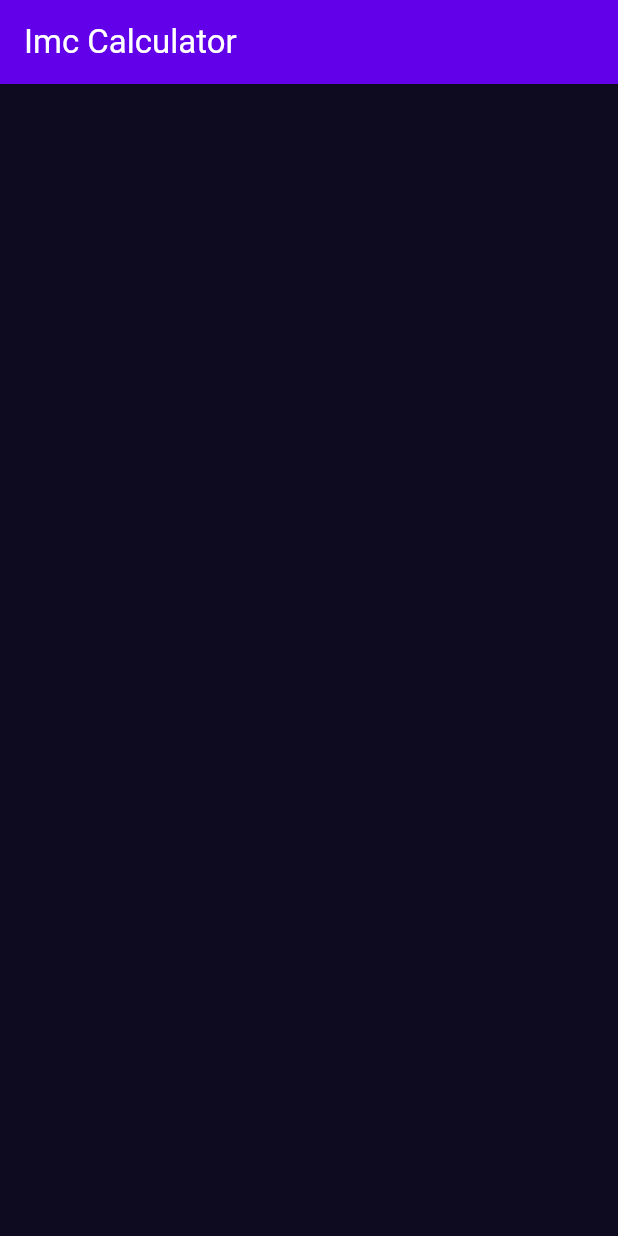
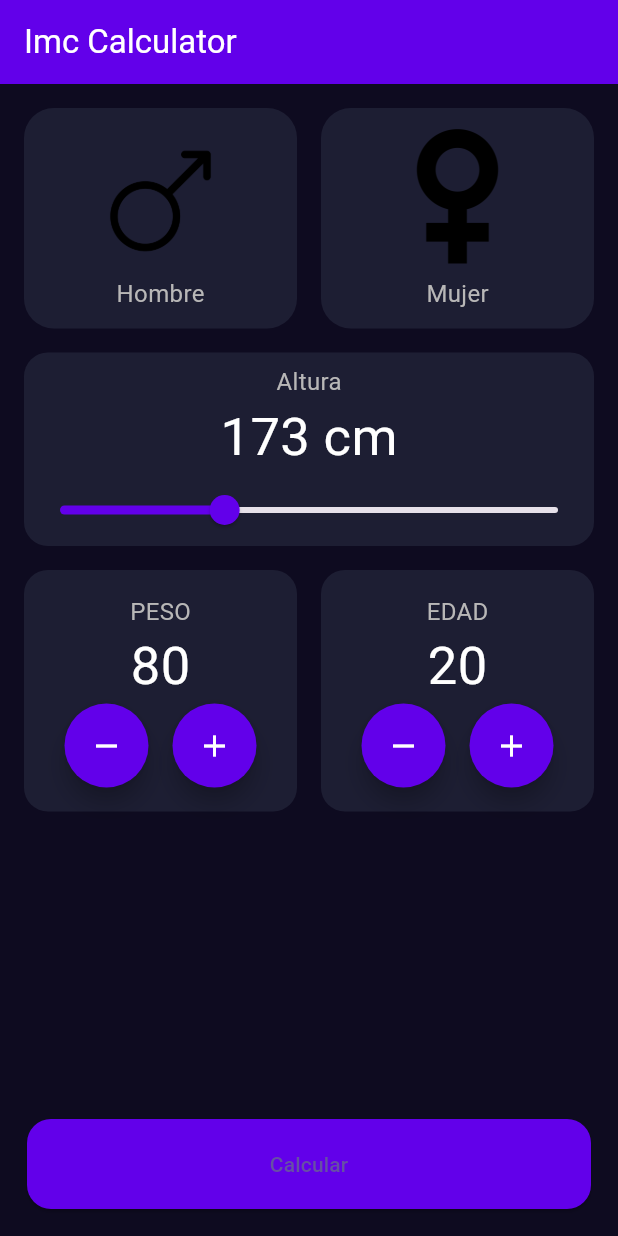
Before and after one commit to PauloCCB/Flutterbasic, a Flutter app: the screen it shows after launch, on a phone screen of 412 x 824 dp. Run offline on Flutter 3.47's test engine with Material 3 defaults, Android fonts, the phone set to English and light mode, and no system bars.

Commit message:
Se realiza avances

```diff
--- a/conceptos/imc_calculator/lib/components/gender_selector.dart
+++ b/conceptos/imc_calculator/lib/components/gender_selector.dart
@@ -1,4 +1,6 @@
 import 'package:flutter/material.dart';
+import 'package:imc_calculator/core/app_colors.dart';
+import 'package:imc_calculator/core/text_styles.dart';
 
 class GenderSelector extends StatefulWidget {
   const GenderSelector({super.key});
@@ -15,9 +17,77 @@ class _GenderSelectorState extends State<GenderSelector> {
     return Row(
       children: [
         //Hombre
-        Column(children: []),
+        Expanded(
+          child: GestureDetector(
+            onTap: () {
+              setState(() {
+                selectedGender = "Hombre";
+              });
+            },
+            child: Padding(
+              padding: const EdgeInsets.only(
+                left: 16,
+                top: 16,
+                bottom: 16,
+                right: 8,
+              ),
+              child: Container(
+                decoration: BoxDecoration(
+                  color:
+                      selectedGender == "Hombre"
+                          ? AppColors.backgroundComponentSelected
+                          : AppColors.backgroundComponent,
+                  borderRadius: BorderRadius.circular(20),
+                ),
+                child: Padding(
+                  padding: const EdgeInsets.all(12),
+                  child: Column(
+                    children: [
+                      Image.asset("assets/images/male.png", height: 100),
+                      Text("Hombre", style: TextStyles.bodyText),
+                    ],
+                  ),
+                ),
+              ),
+            ),
+          ),
+        ),
         //Mujer
-        Column(children: []),
+        Expanded(
+          child: GestureDetector(
+            onTap: () {
+              setState(() {
+                selectedGender = "Mujer";
+              });
+            },
+            child: Padding(
+              padding: const EdgeInsets.only(
+                left: 8,
+                right: 16,
+                bottom: 16,
+                top: 16,
+              ),
+              child: Container(
+                decoration: BoxDecoration(
+                  color:
+                      selectedGender == "Mujer"
+                          ? AppColors.backgroundComponentSelected
+                          : AppColors.backgroundComponent,
+                  borderRadius: BorderRadius.circular(20),
+                ),
+                child: Padding(
+                  padding: const EdgeInsets.all(12),
+                  child: Column(
+                    children: [
+                      Image.asset("assets/images/female.png", height: 100),
+                      Text("Mujer", style: TextStyles.bodyText),
+                    ],
+                  ),
+                ),
+              ),
+            ),
+          ),
+        ),
       ],
     );
   }
--- /dev/null
+++ b/conceptos/imc_calculator/lib/components/height_selector.dart
@@ -0,0 +1,54 @@
+import 'package:flutter/material.dart';
+import 'package:imc_calculator/core/app_colors.dart';
+import 'package:imc_calculator/core/text_styles.dart';
+
+class HeightSelector extends StatefulWidget {
+
+  final double initialHeight;
+  final Function(double) onHeightChange;
+   const HeightSelector({super.key,required this.initialHeight, required this.onHeightChange });
+  @override
+  State<HeightSelector> createState() => _HeightSelectorState();
+
+}
+
+class _HeightSelectorState extends State<HeightSelector> {
+
+
+  @override
+  Widget build(BuildContext context) {
+    return Padding(
+      padding: const EdgeInsets.only(left: 16, right: 16),
+      child: Container(
+        decoration: BoxDecoration(
+          color: AppColors.backgroundComponent,
+          borderRadius: BorderRadius.circular(16),
+        ),
+        child: Column(
+          children: [
+            Padding(
+              padding: const EdgeInsets.only(top: 8.0),
+              child: Text("Altura", style: TextStyles.bodyText),
+            ),
+            Text(
+              "${widget.initialHeight.toStringAsFixed(0)} cm",
+              style: TextStyle(color: Colors.white, fontSize: 35),
+            ),
+            Slider(
+              value: widget.initialHeight,
+              onChanged: (newHeight) {
+                setState(() {
+                 widget.onHeightChange(newHeight);
+                });
+              },
+              min: 150,
+              max: 220,
+              divisions: 70,
+              activeColor: AppColors.primary,
+            ),
+          ],
+        ),
+      ),
+    );
+  }
+}
--- /dev/null
+++ b/conceptos/imc_calculator/lib/components/number_selector.dart
@@ -0,0 +1,58 @@
+import 'package:flutter/material.dart';
+import 'package:imc_calculator/core/app_colors.dart';
+import 'package:imc_calculator/core/text_styles.dart';
+
+class NumberSelector extends StatefulWidget {
+  final String title;
+  final Function() onIncrement;
+  final Function() onDecrease;
+  final int value;
+
+  const NumberSelector({super.key, required this.title , required this.value,required this.onIncrement , required this.onDecrease});
+
+  @override
+  State<NumberSelector> createState() => _NumberSelectorState();
+}
+
+class _NumberSelectorState extends State<NumberSelector> {
+  @override
+  Widget build(BuildContext context) {
+    return Container(
+      decoration: BoxDecoration(
+        color: AppColors.backgroundComponent,
+        borderRadius: BorderRadius.circular(16),
+      ),
+      child: Padding(
+        padding: const EdgeInsets.all(16),
+        child: Column(
+          children: [
+            Text(widget.title, style: TextStyles.bodyText),
+            Text(widget.value.toString(), style: TextStyle(color: Colors.white, fontSize: 35)),
+            Row(
+              mainAxisAlignment: MainAxisAlignment.center,
+              children: [
+                FloatingActionButton(
+                  onPressed: () {
+                    widget.onDecrease();
+                  },
+                  shape: CircleBorder(),
+                  backgroundColor: AppColors.primary,
+                  child: Icon(Icons.remove, color: Colors.white),
+                ),
+                SizedBox(width: 16),
+                FloatingActionButton(
+                  onPressed: () {
+                    widget.onIncrement();
+                  },
+                  shape: CircleBorder(),
+                  backgroundColor: AppColors.primary,
+                  child: Icon(Icons.add, color: Colors.white),
+                ),
+              ],
+            ),
+          ],
+        ),
+      ),
+    );
+  }
+}
--- a/conceptos/imc_calculator/lib/core/text_styles.dart
+++ b/conceptos/imc_calculator/lib/core/text_styles.dart
@@ -1,5 +1,5 @@
 import 'package:flutter/material.dart';
 
 class TextStyles {
-  static const TextStyle bodyText = TextStyle(color: Colors.white, fontSize: 18);
+  static const TextStyle bodyText = TextStyle(color: Color.fromARGB(255, 184, 183, 183), fontSize: 16);
 }
--- a/conceptos/imc_calculator/lib/screens/imc_home_screen.dart
+++ b/conceptos/imc_calculator/lib/screens/imc_home_screen.dart
@@ -1,5 +1,7 @@
 import 'package:flutter/material.dart';
 import 'package:imc_calculator/components/gender_selector.dart';
+import 'package:imc_calculator/components/height_selector.dart';
+import 'package:imc_calculator/components/number_selector.dart';
 import 'package:imc_calculator/core/app_colors.dart';
 
 class ImcHomeScreen extends StatefulWidget {
@@ -10,11 +12,77 @@ class ImcHomeScreen extends StatefulWidget {
 }
 
 class _ImcHomeScreenState extends State<ImcHomeScreen> {
+  int selectedAge = 20;
+  int selectedWeight = 80;
+  double setHeight=173;
   @override
   Widget build(BuildContext context) {
     return Column(
       children: [
-       GenderSelector(),
+        GenderSelector(),
+        HeightSelector(initialHeight: setHeight , onHeightChange: (value){
+          setState(() {
+            setHeight=value;
+          });
+        },),
+        Padding(
+          padding: const EdgeInsets.all(16),
+          child: Row(
+            children: [
+              Expanded(
+                child: NumberSelector(
+                  title: "PESO",
+                  value: selectedWeight,
+                  onIncrement: () {
+                    setState(() {
+                      selectedWeight++;
+                    });
+                  },
+                  onDecrease: () {
+                    setState(() {
+                      selectedWeight--;
+                    });
+                  },
+                ),
+              ),
+              SizedBox(width: 16),
+              Expanded(
+                child: NumberSelector(
+                  title: "EDAD",
+                  value: selectedAge,
+                  onIncrement: () {
+                    setState(() {
+                      selectedAge++;
+                    });
+                  },
+                  onDecrease: () {
+                    setState(() {
+                      selectedAge--;
+                    });
+                  },
+                ),
+              ),
+            ],
+          ),
+        ),
+        Spacer(),
+        Padding(
+          padding: const EdgeInsets.all(18.0),
+          child: SizedBox(
+            height: 60,
+            width: double.infinity,
+            child: ElevatedButton(
+              onPressed: () {},
+              style: ButtonStyle(
+                shape: WidgetStateProperty.all(RoundedRectangleBorder(
+                  borderRadius: BorderRadius.circular(16)
+                )),
+                backgroundColor: WidgetStateProperty.all(AppColors.primary),
+              ),
+              child: Text("Calcular"),
+            ),
+          ),
+        ),
       ],
     );
   }
--- a/conceptos/imc_calculator/pubspec.yaml
+++ b/conceptos/imc_calculator/pubspec.yaml
@@ -17,3 +17,5 @@ dev_dependencies:
 
 flutter:
   uses-material-design: true
+  assets:
+    - assets/images/
```
Also changed, not shown: conceptos/imc_calculator/analysis_options.yaml (line endings or trailing spaces), conceptos/imc_calculator/assets/images/female.png (added), conceptos/imc_calculator/assets/images/male.png (added), conceptos/imc_calculator/lib/core/app_colors.dart (line endings or trailing spaces), conceptos/imc_calculator/lib/main.dart (line endings or trailing spaces), 80 other files.
